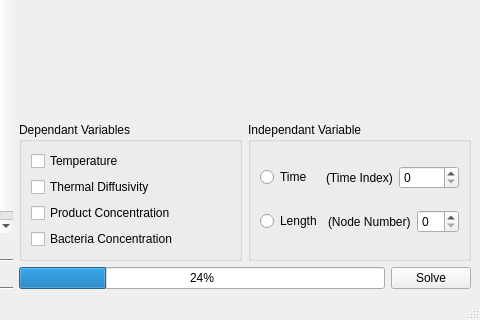
Above: gui/solver.ui from mirrorscotty/fe-solver before the change; both pictures show x 346 to 826 and y 360 to 680 of the 826 by 680 pixel window. Below: the same form after it.
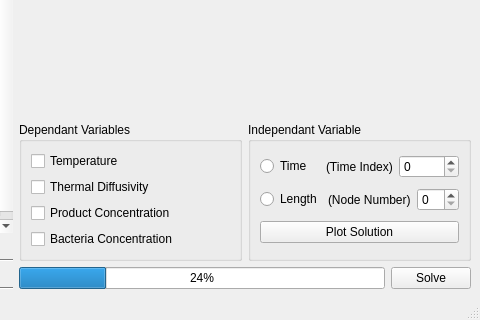
That is the form after the change. The open tabs and pages were chosen to show the change. Custom widgets are drawn as their Qt base class.

Diff of the .ui file:
```diff
--- a/gui/solver.ui
+++ b/gui/solver.ui
@@ -1120,6 +1120,13 @@
              </item>
             </layout>
            </item>
+           <item>
+            <widget class="QPushButton" name="buttonPlot">
+             <property name="text">
+              <string>Plot Solution</string>
+             </property>
+            </widget>
+           </item>
           </layout>
          </widget>
         </item>
```
Left out of the diff: 6 changed lines with no effect on the pictures.
